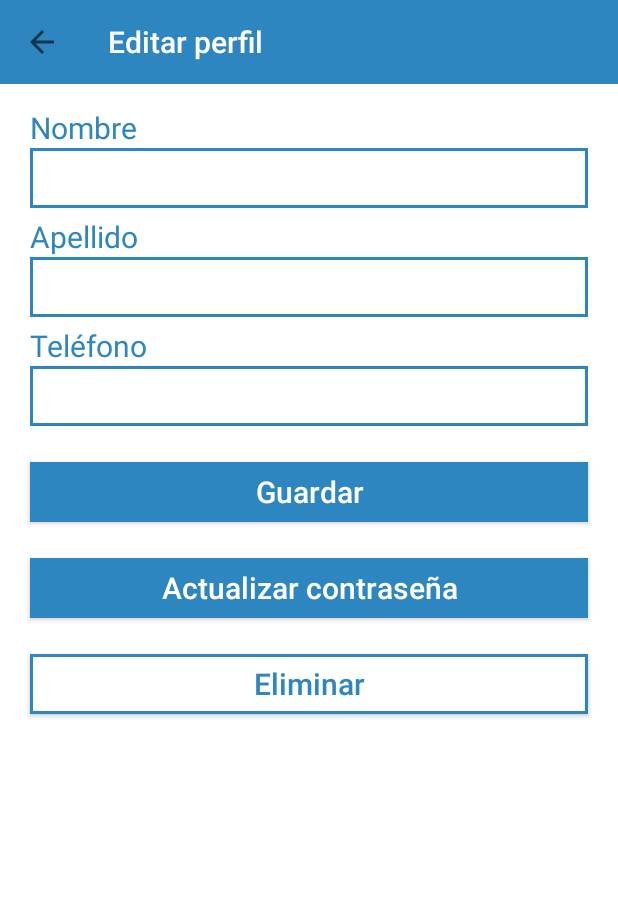
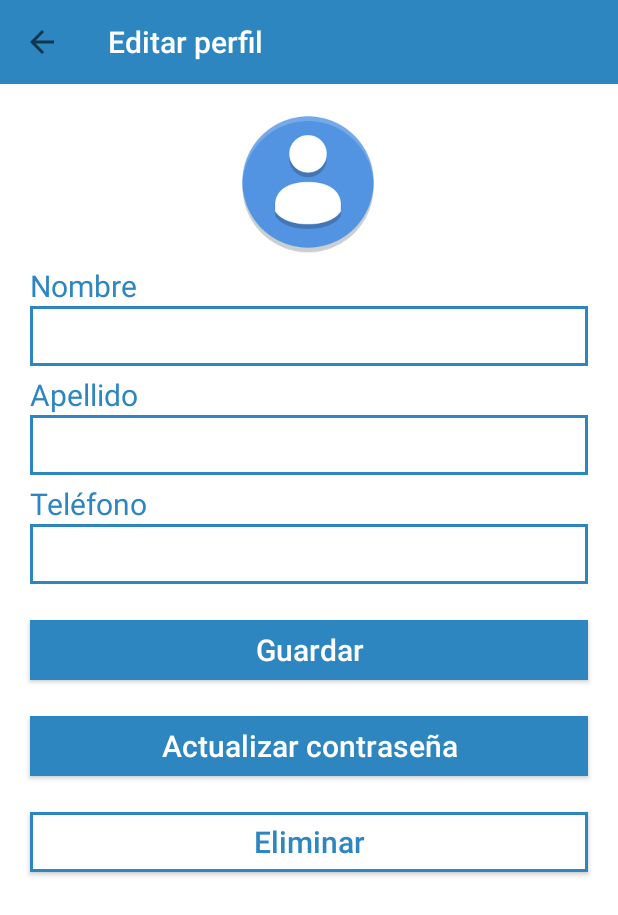
Before and after one commit to joelVerdugo198/MiAdmiMedico, an Android app: the Usuario screen opened directly, with no data from a screen before it, on a phone screen of 412 x 824 dp. Shown: the top 915 px of the screen. Run offline under Robolectric (Android 15) with nearby library versions, the phone set to English and light mode, and no system bars; our stand-ins replace Firebase (no records; nobody signed in at launch, a user with empty details on screens opened directly); libraries missing offline, so code that uses them is left out: com.kbeanie.multipicker; pictures from the network do not load; 5 statements that could not run were skipped.

Commit message:
Cargar foto de perfil en activities Registro y Usuario

```diff
--- a/app/build.gradle
+++ b/app/build.gradle
@@ -29,7 +29,10 @@ dependencies {
     implementation 'com.android.support:design:28.0.0'
     implementation 'com.google.firebase:firebase-auth:16.0.1'
     implementation 'com.google.firebase:firebase-database:16.0.1'
+    implementation 'com.google.firebase:firebase-storage:16.0.1'
     implementation 'com.google.firebase:firebase-core:16.0.1'
     implementation 'com.android.volley:volley:1.1.0'
     implementation 'org.jetbrains:annotations-java5:15.0'
+    implementation 'com.github.bumptech.glide:glide:3.7.0'
+    implementation 'com.kbeanie:multipicker:1.5'
 }
--- a/app/src/main/java/help/com/miadmimedico/ClaseUsuario.java
+++ b/app/src/main/java/help/com/miadmimedico/ClaseUsuario.java
@@ -1,4 +1,19 @@
 package help.com.miadmimedico;
+
+import android.net.Uri;
+import android.support.annotation.NonNull;
+
+import com.google.android.gms.tasks.Continuation;
+import com.google.android.gms.tasks.OnCompleteListener;
+import com.google.android.gms.tasks.Task;
+import com.google.firebase.auth.FirebaseAuth;
+import com.google.firebase.storage.FirebaseStorage;
+import com.google.firebase.storage.StorageReference;
+import com.google.firebase.storage.UploadTask;
+
+import java.text.SimpleDateFormat;
+import java.util.Date;
+import java.util.Locale;
 
 public class ClaseUsuario {
 
@@ -8,18 +23,57 @@ public class ClaseUsuario {
     private String telefono = "";
     private String correo = "";
     private String contraseña = "";
+    private String fotoPerfil = "";
 
-    public ClaseUsuario(String idUsuario, String nombre, String apellido, String telefono, String correo, String contraseña) {
+    private FirebaseStorage storage;
+    private StorageReference referenceFotoPerfil;
+
+
+
+    public ClaseUsuario(String idUsuario, String nombre, String apellido, String telefono, String correo, String contraseña, String fotoPerfil) {
         this.idUsuario = idUsuario;
         this.nombre = nombre;
         this.apellido = apellido;
         this.telefono = telefono;
         this.correo = correo;
         this.contraseña = contraseña;
+        this.fotoPerfil = fotoPerfil;
     }
 
     public ClaseUsuario() {
+        storage = FirebaseStorage.getInstance();
+        referenceFotoPerfil = storage.getReference("Fotos/FotoPerfil/"+ FirebaseAuth.getInstance().getUid());
+    }
 
+    public interface IDevolverUrlFoto{
+        public void devolerUrlString(String url);
+    }
+
+    public void subirFoto(Uri uri, final IDevolverUrlFoto iDevolverUrlFoto){
+
+
+        String nombreFoto = "";
+        Date date = new Date();
+        SimpleDateFormat simpleDateFormat = new SimpleDateFormat("SSS.ss-mm-hh-dd-MM-yyyy", Locale.getDefault());
+        nombreFoto = simpleDateFormat.format(date);
+        final StorageReference fotoReferencia = referenceFotoPerfil.child(nombreFoto);
+        fotoReferencia.putFile(uri).continueWithTask(new Continuation<UploadTask.TaskSnapshot, Task<Uri>>() {
+            @Override
+            public Task<Uri> then(@NonNull Task<UploadTask.TaskSnapshot> task) throws Exception {
+                if(!task.isSuccessful()){
+                    throw task.getException();
+                }
+                return fotoReferencia.getDownloadUrl();
+            }
+        }).addOnCompleteListener(new OnCompleteListener<Uri>() {
+            @Override
+            public void onComplete(@NonNull Task<Uri> task) {
+                if(task.isSuccessful()){
+                    Uri uri = task.getResult();
+                    iDevolverUrlFoto.devolerUrlString(uri.toString());
+                }
+            }
+        });
     }
 
     public String getIdUsuario() {
@@ -69,4 +123,12 @@ public class ClaseUsuario {
     public void setContraseña(String contraseña) {
         this.contraseña = contraseña;
     }
+
+    public String getFotoPerfil() {
+        return fotoPerfil;
+    }
+
+    public void setFotoPerfil(String fotoPerfil) {
+        this.fotoPerfil = fotoPerfil;
+    }
 }
--- a/app/src/main/res/layout/activity_main.xml
+++ b/app/src/main/res/layout/activity_main.xml
@@ -135,7 +135,7 @@
     <TextView
         android:id="@+id/contraseñaOlvidada"
         android:layout_width="match_parent"
-        android:layout_height="35dp"
+        android:layout_height="40dp"
         android:layout_below="@+id/registrarIniciarSesion"
         android:layout_alignParentStart="true"
         android:layout_alignParentLeft="true"
@@ -149,10 +149,10 @@
         android:text="¿olvidó su contraseña?"
         android:textColor="@color/colorPrimary"
         android:textSize="20dp"
-        android:textAlignment="center"
         android:paddingRight="10dp"
         android:paddingLeft="30dp"
         android:drawableRight="@drawable/marco_ojo"
+        android:gravity="center"
         app:layout_constraintEnd_toEndOf="parent"
         app:layout_constraintStart_toStartOf="parent"
         app:layout_constraintTop_toBottomOf="@+id/registrarIniciarSesion" />
--- a/app/src/main/res/layout/activity_usuario.xml
+++ b/app/src/main/res/layout/activity_usuario.xml
@@ -9,6 +9,8 @@
     <android.support.constraint.ConstraintLayout
         android:layout_width="match_parent"
         android:layout_height="match_parent"
+        android:layout_alignParentStart="true"
+        android:layout_alignParentTop="true"
         android:background="#ffffff">
 
         <Button
@@ -29,116 +31,6 @@
             app:layout_constraintHorizontal_bias="0.0"
             app:layout_constraintStart_toStartOf="parent"
             app:layout_constraintTop_toBottomOf="@+id/botonGuardarEditarUsuario" />
-
-        <include
-            android:id="@+id/toolbar"
-            layout="@layout/toolbar" />
-
-        <TextView
-            android:id="@+id/nombreEditarUsuario"
-            android:layout_width="0dp"
-            android:layout_height="wrap_content"
-            android:layout_marginStart="20dp"
-            android:layout_marginLeft="50dp"
-            android:layout_marginTop="15dp"
-            android:layout_marginEnd="20dp"
-            android:layout_marginRight="50dp"
-            android:text="Nombre"
-            android:textColor="#2E86C1"
-            android:textSize="20dp"
-            app:layout_constraintEnd_toEndOf="parent"
-            app:layout_constraintHorizontal_bias="0.0"
-            app:layout_constraintStart_toStartOf="parent"
-            app:layout_constraintTop_toBottomOf="@+id/toolbar" />
-
-        <EditText
-            android:id="@+id/escribirNombreEditarUsuario"
-            android:layout_width="0dp"
-            android:layout_height="wrap_content"
-            android:layout_marginStart="20dp"
-            android:layout_marginLeft="50dp"
-            android:layout_marginTop="0dp"
-            android:layout_marginEnd="20dp"
-            android:layout_marginRight="50dp"
-            android:ems="10"
-            android:inputType="textPersonName"
-            android:text=""
-            android:background="@drawable/marco_edit_text"
-            android:textSize="20dp"
-            app:layout_constraintEnd_toEndOf="parent"
-            app:layout_constraintStart_toStartOf="parent"
-            app:layout_constraintTop_toBottomOf="@+id/nombreEditarUsuario" />
-
-        <TextView
-            android:id="@+id/apellidoEditarUsuario"
-            android:layout_width="0dp"
-            android:layout_height="wrap_content"
-            android:layout_marginStart="20dp"
-            android:layout_marginLeft="50dp"
-            android:layout_marginTop="5dp"
-            android:layout_marginEnd="20dp"
-            android:layout_marginRight="50dp"
-            android:text="Apellido"
-            android:textColor="#2E86C1"
-            android:textSize="20dp"
-            app:layout_constraintEnd_toEndOf="parent"
-            app:layout_constraintHorizontal_bias="0.0"
-            app:layout_constraintStart_toStartOf="parent"
-            app:layout_constraintTop_toBottomOf="@+id/escribirNombreEditarUsuario" />
-
-        <EditText
-            android:id="@+id/escribirApellidoEditarUsuario"
-            android:layout_width="0dp"
-            android:layout_height="wrap_content"
-            android:layout_marginStart="20dp"
-            android:layout_marginLeft="50dp"
-            android:layout_marginTop="0dp"
-            android:layout_marginEnd="20dp"
-            android:layout_marginRight="50dp"
-            android:ems="10"
-            android:inputType="textPersonName"
-            android:text=""
-            android:background="@drawable/marco_edit_text"
-            android:textSize="20dp"
-            app:layout_constraintEnd_toEndOf="parent"
-            app:layout_constraintStart_toStartOf="parent"
-            app:layout_constraintTop_toBottomOf="@+id/apellidoEditarUsuario" />
-
-
-        <TextView
-            android:id="@+id/telefonoEditarUsuario"
-            android:layout_width="0dp"
-            android:layout_height="wrap_content"
-            android:layout_marginStart="20dp"
-            android:layout_marginLeft="50dp"
-            android:layout_marginTop="5dp"
-            android:layout_marginEnd="20dp"
-            android:layout_marginRight="50dp"
-            android:text="Teléfono"
-            android:textColor="#2E86C1"
-            android:textSize="20dp"
-            app:layout_constraintEnd_toEndOf="parent"
-            app:layout_constraintHorizontal_bias="0.0"
-            app:layout_constraintStart_toStartOf="parent"
-            app:layout_constraintTop_toBottomOf="@+id/escribirApellidoEditarUsuario" />
-
-        <EditText
-            android:id="@+id/escribirTelefonoEditarUsuario"
-            android:layout_width="0dp"
-            android:layout_height="wrap_content"
-            android:layout_marginStart="20dp"
-            android:layout_marginLeft="50dp"
-            android:layout_marginTop="0dp"
-            android:layout_marginEnd="20dp"
-            android:layout_marginRight="50dp"
-            android:ems="10"
-            android:inputType="text|phone"
-            android:text=""
-            android:background="@drawable/marco_edit_text"
-            android:textSize="20dp"
-            app:layout_constraintEnd_toEndOf="parent"
-            app:layout_constraintStart_toStartOf="parent"
-            app:layout_constraintTop_toBottomOf="@+id/telefonoEditarUsuario" />
 
         <Button
             android:id="@+id/botonGuardarEditarUsuario"
@@ -178,6 +70,128 @@
             app:layout_constraintStart_toStartOf="parent"
             app:layout_constraintTop_toBottomOf="@+id/botonActualizarEditarUsuario2" />
 
+        <EditText
+            android:id="@+id/escribirNombreEditarUsuario"
+            android:layout_width="0dp"
+            android:layout_height="wrap_content"
+            android:layout_marginStart="20dp"
+            android:layout_marginLeft="50dp"
+            android:layout_marginTop="0dp"
+            android:layout_marginEnd="20dp"
+            android:layout_marginRight="50dp"
+            android:background="@drawable/marco_edit_text"
+            android:ems="10"
+            android:inputType="textPersonName"
+            android:text=""
+            android:textSize="20dp"
+            app:layout_constraintEnd_toEndOf="parent"
+            app:layout_constraintStart_toStartOf="parent"
+            app:layout_constraintTop_toBottomOf="@+id/nombreEditarUsuario" />
+
+        <EditText
+            android:id="@+id/escribirApellidoEditarUsuario"
+            android:layout_width="0dp"
+            android:layout_height="wrap_content"
+            android:layout_marginStart="20dp"
+            android:layout_marginLeft="50dp"
+            android:layout_marginTop="0dp"
+            android:layout_marginEnd="20dp"
+            android:layout_marginRight="50dp"
+            android:background="@drawable/marco_edit_text"
+            android:ems="10"
+            android:inputType="textPersonName"
+            android:text=""
+            android:textSize="20dp"
+            app:layout_constraintEnd_toEndOf="parent"
+            app:layout_constraintStart_toStartOf="parent"
+            app:layout_constraintTop_toBottomOf="@+id/apellidoEditarUsuario" />
+
+        <EditText
+            android:id="@+id/escribirTelefonoEditarUsuario"
+            android:layout_width="0dp"
+            android:layout_height="wrap_content"
+            android:layout_marginStart="20dp"
+            android:layout_marginLeft="50dp"
+            android:layout_marginTop="0dp"
+            android:layout_marginEnd="20dp"
+            android:layout_marginRight="50dp"
+            android:background="@drawable/marco_edit_text"
+            android:ems="10"
+            android:inputType="text|phone"
+            android:text=""
+            android:textSize="20dp"
+            app:layout_constraintEnd_toEndOf="parent"
+            app:layout_constraintStart_toStartOf="parent"
+            app:layout_constraintTop_toBottomOf="@+id/telefonoEditarUsuario" />
+
+
+        <TextView
+            android:id="@+id/nombreEditarUsuario"
+            android:layout_width="0dp"
+            android:layout_height="wrap_content"
+            android:layout_marginStart="20dp"
+            android:layout_marginLeft="50dp"
+            android:layout_marginTop="5dp"
+            android:layout_marginEnd="20dp"
+            android:layout_marginRight="50dp"
+            android:text="Nombre"
+            android:textColor="#2E86C1"
+            android:textSize="20dp"
+            app:layout_constraintEnd_toEndOf="parent"
+            app:layout_constraintHorizontal_bias="0.0"
+            app:layout_constraintStart_toStartOf="parent"
+            app:layout_constraintTop_toBottomOf="@+id/fotoPerfilUsuario" />
+
+        <TextView
+            android:id="@+id/apellidoEditarUsuario"
+            android:layout_width="0dp"
+            android:layout_height="wrap_content"
+            android:layout_marginStart="20dp"
+            android:layout_marginLeft="50dp"
+            android:layout_marginTop="5dp"
+            android:layout_marginEnd="20dp"
+            android:layout_marginRight="50dp"
+            android:text="Apellido"
+            android:textColor="#2E86C1"
+            android:textSize="20dp"
+            app:layout_constraintEnd_toEndOf="parent"
+            app:layout_constraintHorizontal_bias="0.0"
+            app:layout_constraintStart_toStartOf="parent"
+            app:layout_constraintTop_toBottomOf="@+id/escribirNombreEditarUsuario" />
+
+        <TextView
+            android:id="@+id/telefonoEditarUsuario"
+            android:layout_width="0dp"
+            android:layout_height="wrap_content"
+            android:layout_marginStart="20dp"
+            android:layout_marginLeft="50dp"
+            android:layout_marginTop="5dp"
+            android:layout_marginEnd="20dp"
+            android:layout_marginRight="50dp"
+            android:text="Teléfono"
+            android:textColor="#2E86C1"
+            android:textSize="20dp"
+            app:layout_constraintEnd_toEndOf="parent"
+            app:layout_constraintHorizontal_bias="0.0"
+            app:layout_constraintStart_toStartOf="parent"
+            app:layout_constraintTop_toBottomOf="@+id/escribirApellidoEditarUsuario" />
+
+        <include
+            android:id="@+id/toolbar"
+            layout="@layout/toolbar" />
+
+        <ImageView
+            android:id="@+id/fotoPerfilUsuario"
+            android:layout_width="100dp"
+            android:layout_height="100dp"
+            android:layout_marginStart="-1dp"
+            android:layout_marginLeft="-1dp"
+            android:layout_marginTop="15dp"
+            app:layout_constraintEnd_toEndOf="parent"
+            app:layout_constraintStart_toStartOf="parent"
+            app:layout_constraintTop_toBottomOf="@+id/toolbar"
+            app:srcCompat="@drawable/iconousuario" />
+
     </android.support.constraint.ConstraintLayout>
 
 </RelativeLayout>
```
Also changed, not shown: app/src/main/java/help/com/miadmimedico/MainActivity.java (+32 -26 lines), app/src/main/java/help/com/miadmimedico/Principal.java (+7 -7 lines), app/src/main/java/help/com/miadmimedico/Registro.java (+136 -2 lines), app/src/main/java/help/com/miadmimedico/Usuario.java (+131 -3 lines), app/src/main/res/layout/activity_registro.xml (+17 -2 lines), app/src/main/res/drawable/foto_por_defecto.jpg (added).
